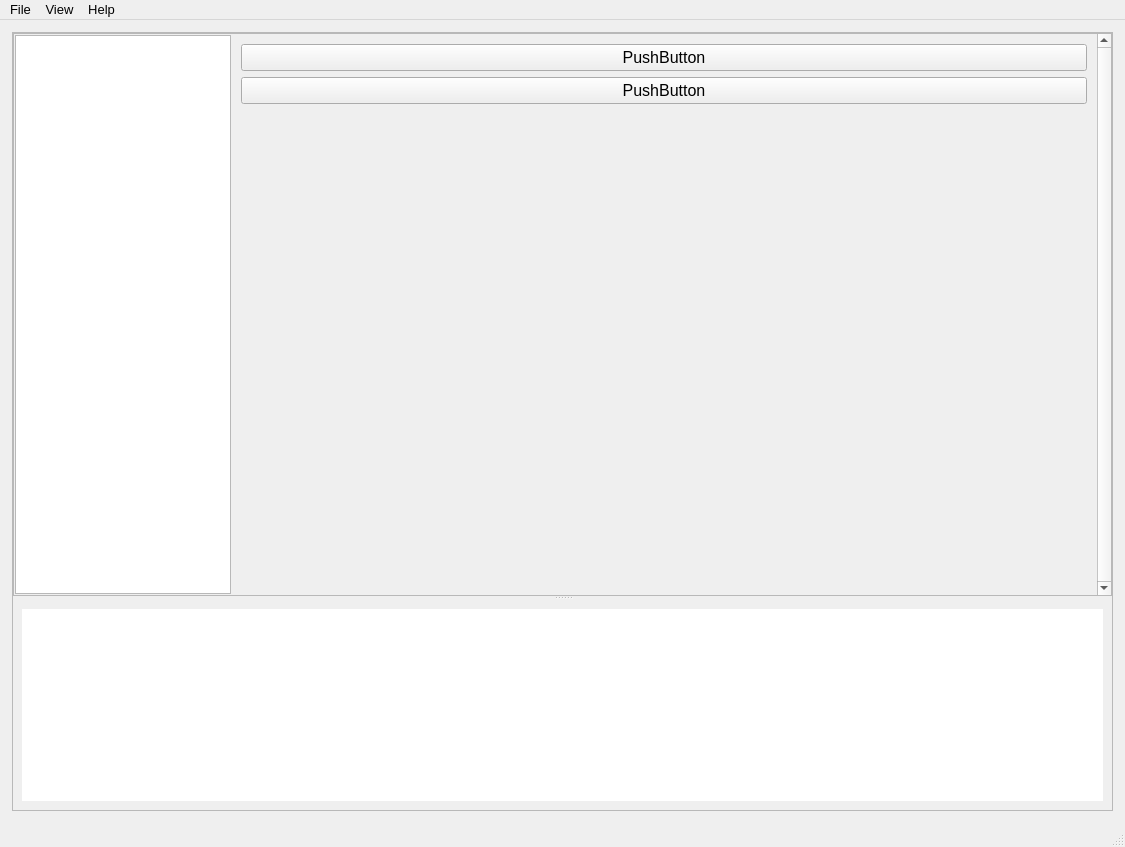
Qt form ViewTuner.ui (salinsalins/LoggerPlotterPy) before a commit.
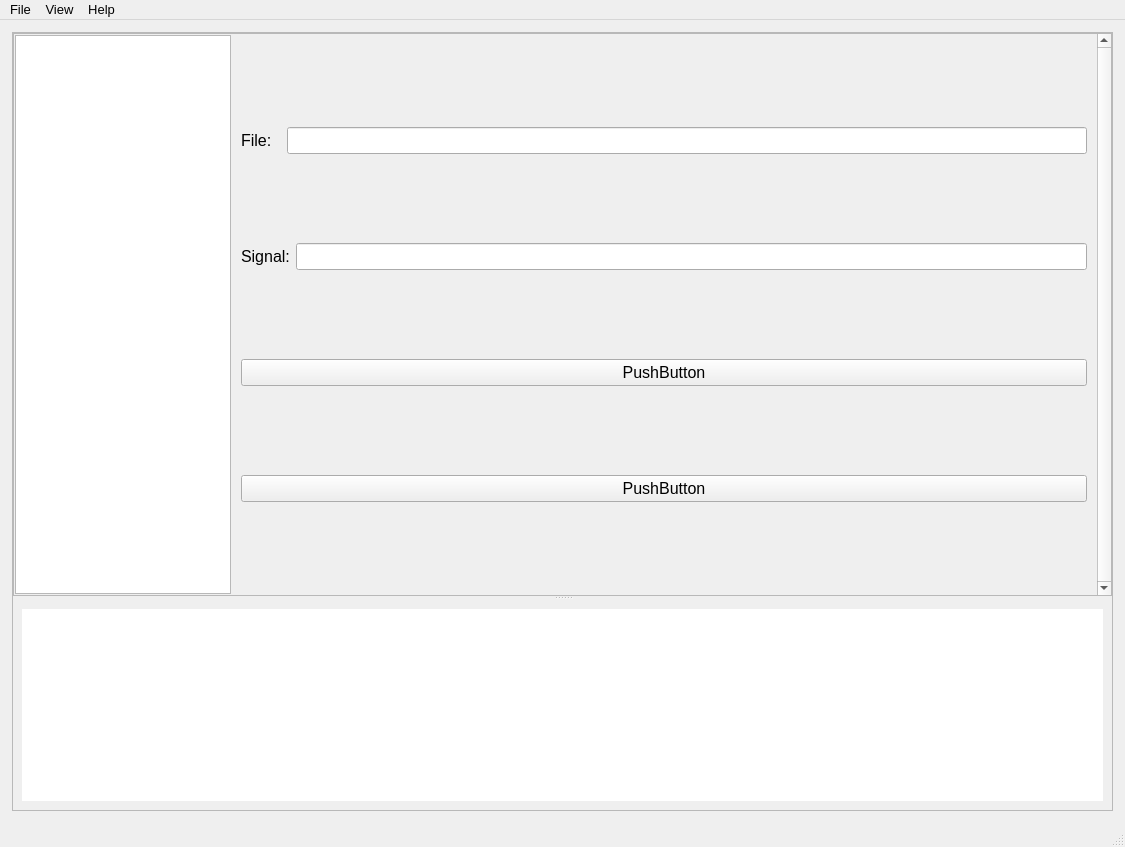
The same form after that commit. Icons and pictures are not drawn.

Diff of the .ui file:
```diff
--- a/ViewTuner.ui
+++ b/ViewTuner.ui
@@ -145,6 +145,34 @@
                      </size>
                     </property>
                     <layout class="QVBoxLayout" name="verticalLayout_5">
+                     <item>
+                      <layout class="QHBoxLayout" name="horizontalLayout">
+                       <item>
+                        <widget class="QLabel" name="label_9">
+                         <property name="text">
+                          <string>File:  </string>
+                         </property>
+                        </widget>
+                       </item>
+                       <item>
+                        <widget class="QLineEdit" name="lineEdit"/>
+                       </item>
+                      </layout>
+                     </item>
+                     <item>
+                      <layout class="QHBoxLayout" name="horizontalLayout_3">
+                       <item>
+                        <widget class="QLabel" name="label_10">
+                         <property name="text">
+                          <string>Signal:</string>
+                         </property>
+                        </widget>
+                       </item>
+                       <item>
+                        <widget class="QLineEdit" name="lineEdit_2"/>
+                       </item>
+                      </layout>
+                     </item>
                      <item>
                       <widget class="QPushButton" name="pushButton_3">
                        <property name="text">
@@ -159,9 +187,6 @@
                        </property>
                       </widget>
                      </item>
-                     <item>
-                      <widget class="QWidget" name="widget_2" native="true"/>
-                     </item>
                     </layout>
                    </widget>
                   </item>
```
